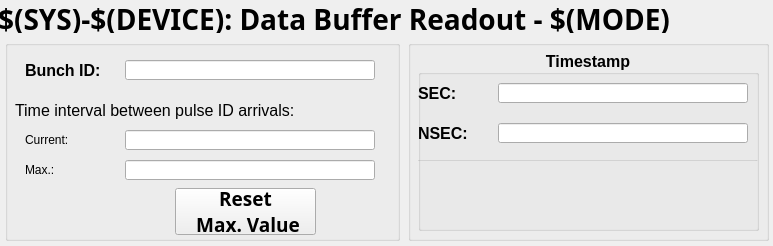
Qt form ui/G_TI_BUNCHID.ui (paulscherrerinstitute/mrfioc2_regDev) before a commit.
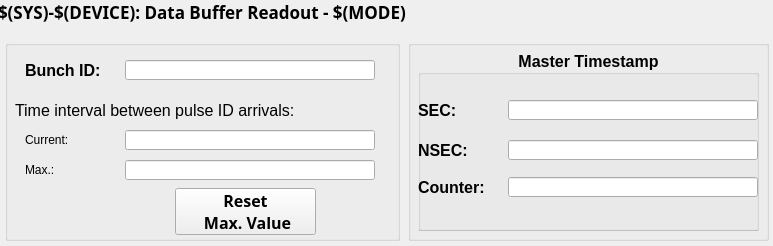
The same form after that commit. Custom widgets are drawn as their Qt base class.

Commit message: [COSYLAB-532]: Add 32-bit counter, "Timestamp" label renamed to "Master Timestamp".

```diff
--- a/ui/G_TI_BUNCHID.ui
+++ b/ui/G_TI_BUNCHID.ui
@@ -43,7 +43,7 @@
       </font>
      </property>
      <property name="title">
-      <string> Timestamp </string>
+      <string> Master Timestamp </string>
      </property>
      <property name="alignment">
       <set>Qt::AlignCenter</set>
@@ -54,8 +54,8 @@
      <widget class="caLineEdit" name="calineedit_6">
       <property name="geometry">
        <rect>
-        <x>80</x>
-        <y>33</y>
+        <x>90</x>
+        <y>50</y>
         <width>250</width>
         <height>20</height>
        </rect>
@@ -80,8 +80,8 @@
       <property name="geometry">
        <rect>
         <x>0</x>
-        <y>73</y>
-        <width>70</width>
+        <y>90</y>
+        <width>85</width>
         <height>20</height>
        </rect>
       </property>
@@ -93,8 +93,8 @@
       <property name="geometry">
        <rect>
         <x>0</x>
-        <y>33</y>
-        <width>70</width>
+        <y>50</y>
+        <width>85</width>
         <height>20</height>
        </rect>
       </property>
@@ -105,8 +105,8 @@
      <widget class="caLineEdit" name="calineedit_5">
       <property name="geometry">
        <rect>
-        <x>80</x>
-        <y>73</y>
+        <x>90</x>
+        <y>90</y>
         <width>250</width>
         <height>20</height>
        </rect>
@@ -131,7 +131,7 @@
       <property name="geometry">
        <rect>
         <x>-10</x>
-        <y>110</y>
+        <y>180</y>
         <width>350</width>
         <height>1</height>
        </rect>
@@ -143,6 +143,44 @@
        <bool>true</bool>
       </property>
      </widget>
+     <widget class="caLabel" name="calabel_8">
+      <property name="geometry">
+       <rect>
+        <x>0</x>
+        <y>127</y>
+        <width>85</width>
+        <height>20</height>
+       </rect>
+      </property>
+      <property name="text">
+       <string>Counter:</string>
+      </property>
+     </widget>
+     <widget class="caLineEdit" name="calineedit_7">
+      <property name="geometry">
+       <rect>
+        <x>90</x>
+        <y>127</y>
+        <width>250</width>
+        <height>20</height>
+       </rect>
+      </property>
+      <property name="font">
+       <font>
+        <family>Sans Serif</family>
+        <pointsize>12</pointsize>
+       </font>
+      </property>
+      <property name="alignment">
+       <set>Qt::AlignCenter</set>
+      </property>
+      <property name="channel" stdset="0">
+       <string notr="true">$(SYS)-$(DEVICE):BunchId$(MODE)-UINT-COUNTER</string>
+      </property>
+      <property name="unitsEnabled">
+       <bool>true</bool>
+      </property>
+     </widget>
     </widget>
    </widget>
    <widget class="QGroupBox" name="groupBox_4">
@@ -311,7 +349,7 @@
      <property name="font">
       <font>
        <family>Sans Serif</family>
-       <pointsize>14</pointsize>
+       <pointsize>12</pointsize>
        <weight>75</weight>
        <italic>false</italic>
        <bold>true</bold>
@@ -344,7 +382,7 @@
     <property name="font">
      <font>
       <family>Sans Serif</family>
-      <pointsize>21</pointsize>
+      <pointsize>13</pointsize>
       <weight>75</weight>
       <italic>false</italic>
       <bold>true</bold>
```
